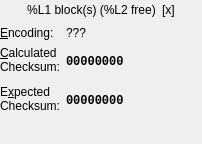
Before: the Qt Designer form src/mcrecover/widgets/CardView.ui in GerbilSoft/mcrecover, drawn with Qt 5.
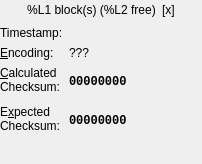
After: the same form once the commit is applied. Custom widgets are drawn as their Qt base class.

Commit message:
Card: Added a formatTime property.
This property indicates when the card was last formatted.

VmuCard: Load the format time.

CardView: Display the format time if it's set. (If it's set to
Unix timestamp 0, this means it isn't present in the card.)

TODO: Come up with a better identifier than "Timestamp".

Patch:
```diff
--- a/src/mcrecover/widgets/CardView.ui
+++ b/src/mcrecover/widgets/CardView.ui
@@ -7,7 +7,7 @@
     <x>0</x>
     <y>0</y>
     <width>202</width>
-    <height>144</height>
+    <height>164</height>
    </rect>
   </property>
   <layout class="QFormLayout" name="formLayout">
@@ -82,7 +82,7 @@
      </item>
     </layout>
    </item>
-   <item row="1" column="0">
+   <item row="2" column="0">
     <widget class="QLabel" name="lblEncodingTitle">
      <property name="text">
       <string>&amp;Encoding:</string>
@@ -95,7 +95,7 @@
      </property>
     </widget>
    </item>
-   <item row="1" column="1">
+   <item row="2" column="1">
     <widget class="QLabel" name="lblEncoding">
      <property name="sizePolicy">
       <sizepolicy hsizetype="MinimumExpanding" vsizetype="Preferred">
@@ -114,7 +114,7 @@
      </property>
     </widget>
    </item>
-   <item row="2" column="0">
+   <item row="3" column="0">
     <widget class="QLabel" name="lblChecksumActualTitle">
      <property name="text">
       <string>&amp;Calculated
@@ -134,7 +134,7 @@
      </property>
     </widget>
    </item>
-   <item row="2" column="1">
+   <item row="3" column="1">
     <widget class="QLabel" name="lblChecksumActual">
      <property name="sizePolicy">
       <sizepolicy hsizetype="MinimumExpanding" vsizetype="MinimumExpanding">
@@ -160,7 +160,7 @@
      </property>
     </widget>
    </item>
-   <item row="3" column="0">
+   <item row="4" column="0">
     <widget class="QLabel" name="lblChecksumExpectedTitle">
      <property name="text">
       <string>E&amp;xpected
@@ -183,7 +183,7 @@
      </property>
     </widget>
    </item>
-   <item row="3" column="1">
+   <item row="4" column="1">
     <widget class="QLabel" name="lblChecksumExpected">
      <property name="sizePolicy">
       <sizepolicy hsizetype="MinimumExpanding" vsizetype="MinimumExpanding">
@@ -209,7 +209,7 @@
      </property>
     </widget>
    </item>
-   <item row="5" column="0" colspan="2">
+   <item row="6" column="0" colspan="2">
     <layout class="QHBoxLayout" name="hboxTableSelect">
      <property name="spacing">
       <number>0</number>
@@ -232,6 +232,26 @@
      </item>
     </layout>
    </item>
+   <item row="1" column="0">
+    <widget class="QLabel" name="lblFormatTimeTitle">
+     <property name="text">
+      <string>Timestamp:</string>
+     </property>
+     <property name="textFormat">
+      <enum>Qt::PlainText</enum>
+     </property>
+    </widget>
+   </item>
+   <item row="1" column="1">
+    <widget class="QLabel" name="lblFormatTime">
+     <property name="textFormat">
+      <enum>Qt::PlainText</enum>
+     </property>
+     <property name="textInteractionFlags">
+      <set>Qt::LinksAccessibleByMouse|Qt::TextSelectableByKeyboard|Qt::TextSelectableByMouse</set>
+     </property>
+    </widget>
+   </item>
   </layout>
  </widget>
  <customwidgets>
```
The commit also changes 5 other files.
